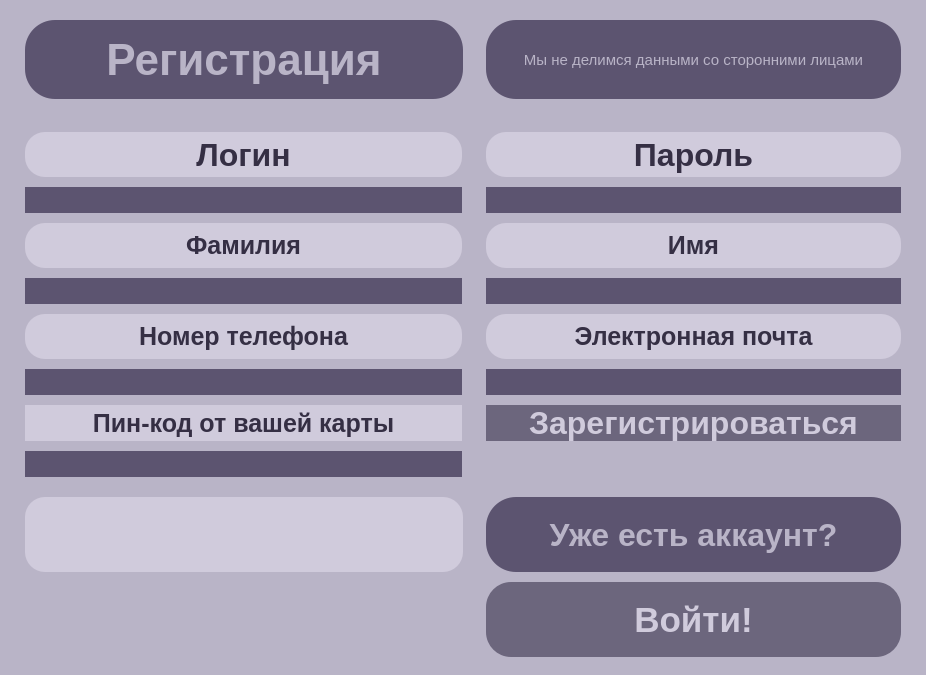
This is RegistrWindow/Registration.ui in EvelinComputer/LittleChat as Qt 5 draws it before an edit. The edited form follows.
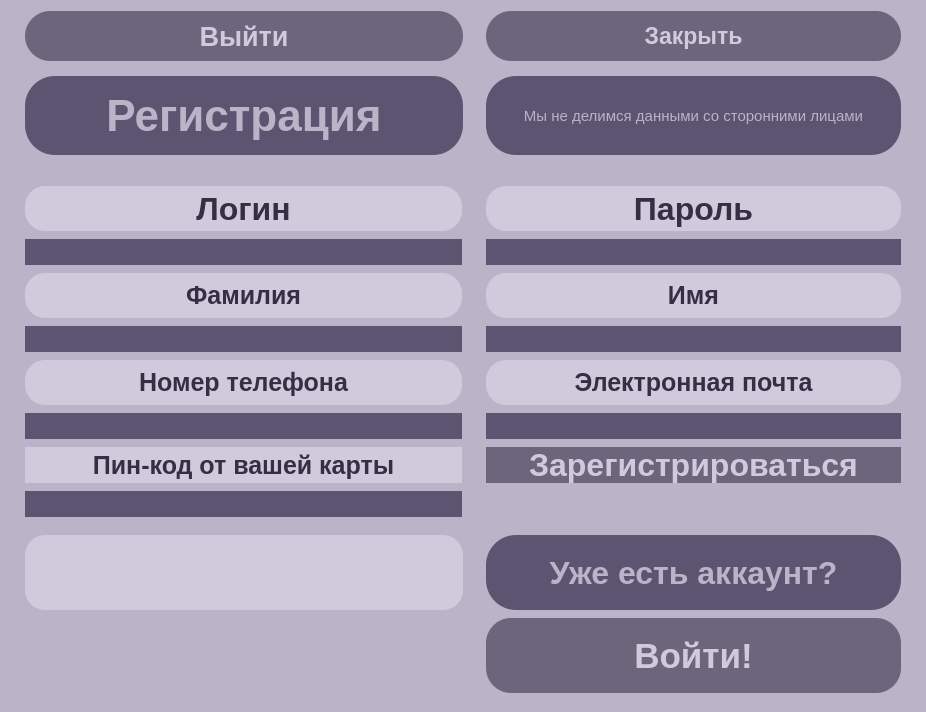
This is the edited form.

Patch:
```diff
--- a/RegistrWindow/Registration.ui
+++ b/RegistrWindow/Registration.ui
@@ -7,7 +7,7 @@
     <x>0</x>
     <y>0</y>
     <width>926</width>
-    <height>675</height>
+    <height>712</height>
    </rect>
   </property>
   <property name="windowTitle">
@@ -49,100 +49,92 @@
 }</string>
    </property>
    <layout class="QGridLayout" name="gridLayout">
-    <item row="0" column="0">
-     <spacer name="horizontalSpacer_2">
-      <property name="orientation">
-       <enum>Qt::Horizontal</enum>
-      </property>
-      <property name="sizeHint" stdset="0">
+    <item row="17" column="3">
+     <widget class="QPushButton" name="B_ToSignUp">
+      <property name="maximumSize">
        <size>
-        <width>40</width>
-        <height>20</height>
+        <width>600</width>
+        <height>75</height>
        </size>
       </property>
-     </spacer>
-    </item>
-    <item row="0" column="2">
-     <spacer name="horizontalSpacer">
-      <property name="orientation">
-       <enum>Qt::Horizontal</enum>
+      <property name="font">
+       <font>
+        <pointsize>26</pointsize>
+        <weight>75</weight>
+        <italic>false</italic>
+        <bold>true</bold>
+       </font>
       </property>
-      <property name="sizeHint" stdset="0">
-       <size>
-        <width>40</width>
-        <height>20</height>
-       </size>
+      <property name="text">
+       <string>Войти!</string>
       </property>
-     </spacer>
+     </widget>
     </item>
-    <item row="6" column="1">
-     <widget class="QLabel" name="L_PhoneNumber">
+    <item row="5" column="3">
+     <widget class="QLineEdit" name="LE_Password">
       <property name="minimumSize">
        <size>
-        <width>0</width>
-        <height>15</height>
+        <width>12</width>
+        <height>0</height>
        </size>
       </property>
       <property name="maximumSize">
        <size>
         <width>437</width>
-        <height>45</height>
+        <height>16777215</height>
        </size>
       </property>
       <property name="font">
        <font>
-        <pointsize>19</pointsize>
+        <pointsize>15</pointsize>
         <weight>75</weight>
         <bold>true</bold>
        </font>
       </property>
       <property name="styleSheet">
-       <string notr="true">background:  #D0CBDC;
-color: #352F44;
-border-radius: 20px; </string>
+       <string notr="true">background: #5C5470;
+	color: #B9B4C7;
+	border-radius: 30px; </string>
       </property>
-      <property name="text">
-       <string>Номер телефона</string>
+      <property name="echoMode">
+       <enum>QLineEdit::Password</enum>
       </property>
       <property name="alignment">
        <set>Qt::AlignCenter</set>
       </property>
      </widget>
     </item>
-    <item row="0" column="1">
-     <widget class="QLabel" name="T_Registration">
-      <property name="enabled">
-       <bool>true</bool>
-      </property>
+    <item row="2" column="3">
+     <widget class="QLabel" name="Info">
       <property name="minimumSize">
        <size>
-        <width>438</width>
+        <width>415</width>
         <height>79</height>
        </size>
       </property>
       <property name="maximumSize">
        <size>
-        <width>450</width>
+        <width>415</width>
         <height>64</height>
        </size>
       </property>
       <property name="font">
        <font>
-        <pointsize>33</pointsize>
-        <weight>75</weight>
-        <bold>true</bold>
+        <pointsize>11</pointsize>
+        <weight>50</weight>
+        <bold>false</bold>
        </font>
       </property>
       <property name="text">
-       <string>Регистрация</string>
+       <string>Мы не делимся данными со сторонними лицами</string>
       </property>
       <property name="alignment">
        <set>Qt::AlignCenter</set>
       </property>
      </widget>
     </item>
-    <item row="7" column="1">
-     <widget class="QLineEdit" name="LE_PhoneNumber">
+    <item row="14" column="1">
+     <widget class="QLineEdit" name="LE_Pincode">
       <property name="maximumSize">
        <size>
         <width>437</width>
@@ -161,12 +153,15 @@
 	color: #B9B4C7;
 	border-radius: 30px; </string>
       </property>
+      <property name="echoMode">
+       <enum>QLineEdit::Password</enum>
+      </property>
       <property name="alignment">
        <set>Qt::AlignCenter</set>
       </property>
      </widget>
     </item>
-    <item row="13" column="3">
+    <item row="15" column="3">
      <spacer name="verticalSpacer">
       <property name="orientation">
        <enum>Qt::Vertical</enum>
@@ -182,7 +177,41 @@
       </property>
      </spacer>
     </item>
-    <item row="6" column="3">
+    <item row="8" column="1">
+     <widget class="QLabel" name="L_PhoneNumber">
+      <property name="minimumSize">
+       <size>
+        <width>0</width>
+        <height>15</height>
+       </size>
+      </property>
+      <property name="maximumSize">
+       <size>
+        <width>437</width>
+        <height>45</height>
+       </size>
+      </property>
+      <property name="font">
+       <font>
+        <pointsize>19</pointsize>
+        <weight>75</weight>
+        <bold>true</bold>
+       </font>
+      </property>
+      <property name="styleSheet">
+       <string notr="true">background:  #D0CBDC;
+color: #352F44;
+border-radius: 20px; </string>
+      </property>
+      <property name="text">
+       <string>Номер телефона</string>
+      </property>
+      <property name="alignment">
+       <set>Qt::AlignCenter</set>
+      </property>
+     </widget>
+    </item>
+    <item row="8" column="3">
      <widget class="QLabel" name="L_Email">
       <property name="maximumSize">
        <size>
@@ -210,100 +239,7 @@
       </property>
      </widget>
     </item>
-    <item row="7" column="3">
-     <widget class="QLineEdit" name="LE_Email">
-      <property name="maximumSize">
-       <size>
-        <width>437</width>
-        <height>16777215</height>
-       </size>
-      </property>
-      <property name="font">
-       <font>
-        <pointsize>15</pointsize>
-        <weight>75</weight>
-        <bold>true</bold>
-       </font>
-      </property>
-      <property name="styleSheet">
-       <string notr="true">background: #5C5470;
-	color: #B9B4C7;
-	border-radius: 30px; </string>
-      </property>
-      <property name="alignment">
-       <set>Qt::AlignCenter</set>
-      </property>
-     </widget>
-    </item>
-    <item row="2" column="3">
-     <widget class="QLabel" name="T_Password">
-      <property name="minimumSize">
-       <size>
-        <width>12</width>
-        <height>15</height>
-       </size>
-      </property>
-      <property name="maximumSize">
-       <size>
-        <width>437</width>
-        <height>45</height>
-       </size>
-      </property>
-      <property name="font">
-       <font>
-        <pointsize>24</pointsize>
-        <weight>75</weight>
-        <bold>true</bold>
-       </font>
-      </property>
-      <property name="styleSheet">
-       <string notr="true">background:  #D0CBDC;
-color: #352F44;
-border-radius: 20px; </string>
-      </property>
-      <property name="text">
-       <string>Пароль</string>
-      </property>
-      <property name="alignment">
-       <set>Qt::AlignCenter</set>
-      </property>
-     </widget>
-    </item>
     <item row="3" column="1">
-     <widget class="QLineEdit" name="LE_Login">
-      <property name="minimumSize">
-       <size>
-        <width>12</width>
-        <height>0</height>
-       </size>
-      </property>
-      <property name="maximumSize">
-       <size>
-        <width>437</width>
-        <height>16777215</height>
-       </size>
-      </property>
-      <property name="font">
-       <font>
-        <pointsize>15</pointsize>
-        <weight>75</weight>
-        <bold>true</bold>
-       </font>
-      </property>
-      <property name="styleSheet">
-       <string notr="true">background: #5C5470;
-	color: #B9B4C7;
-	border-radius: 30px; </string>
-      </property>
-      <property name="alignment">
-       <set>Qt::AlignCenter</set>
-      </property>
-      <property name="dragEnabled">
-       <bool>false</bool>
-      </property>
-     </widget>
-    </item>
-    <item row="1" column="1">
      <spacer name="verticalSpacer_2">
       <property name="orientation">
        <enum>Qt::Vertical</enum>
@@ -319,7 +255,70 @@
       </property>
      </spacer>
     </item>
-    <item row="4" column="1">
+    <item row="2" column="2">
+     <spacer name="horizontalSpacer">
+      <property name="orientation">
+       <enum>Qt::Horizontal</enum>
+      </property>
+      <property name="sizeHint" stdset="0">
+       <size>
+        <width>40</width>
+        <height>20</height>
+       </size>
+      </property>
+     </spacer>
+    </item>
+    <item row="2" column="0">
+     <spacer name="horizontalSpacer_2">
+      <property name="orientation">
+       <enum>Qt::Horizontal</enum>
+      </property>
+      <property name="sizeHint" stdset="0">
+       <size>
+        <width>40</width>
+        <height>20</height>
+       </size>
+      </property>
+     </spacer>
+    </item>
+    <item row="6" column="4">
+     <spacer name="horizontalSpacer_3">
+      <property name="orientation">
+       <enum>Qt::Horizontal</enum>
+      </property>
+      <property name="sizeHint" stdset="0">
+       <size>
+        <width>40</width>
+        <height>20</height>
+       </size>
+      </property>
+     </spacer>
+    </item>
+    <item row="16" column="3">
+     <widget class="QLabel" name="T_YouAlreadyHaveAcc">
+      <property name="maximumSize">
+       <size>
+        <width>600</width>
+        <height>75</height>
+       </size>
+      </property>
+      <property name="font">
+       <font>
+        <pointsize>24</pointsize>
+        <weight>75</weight>
+        <italic>false</italic>
+        <bold>true</bold>
+       </font>
+      </property>
+      <property name="text">
+       <string>Уже есть аккаунт?</string>
+      </property>
+      <property name="alignment">
+       <set>Qt::AlignCenter</set>
+      </property>
+     </widget>
+    </item>
+    <item row="6" column="1">
      <widget class="QLabel" name="L_LastName">
       <property name="minimumSize">
        <size>
@@ -353,7 +352,41 @@
       </property>
      </widget>
     </item>
-    <item row="2" column="1">
+    <item row="6" column="3">
+     <widget class="QLabel" name="L_FirstName">
+      <property name="minimumSize">
+       <size>
+        <width>0</width>
+        <height>15</height>
+       </size>
+      </property>
+      <property name="maximumSize">
+       <size>
+        <width>437</width>
+        <height>45</height>
+       </size>
+      </property>
+      <property name="font">
+       <font>
+        <pointsize>19</pointsize>
+        <weight>75</weight>
+        <bold>true</bold>
+       </font>
+      </property>
+      <property name="styleSheet">
+       <string notr="true">background:  #D0CBDC;
+color: #352F44;
+border-radius: 20px; </string>
+      </property>
+      <property name="text">
+       <string>Имя</string>
+      </property>
+      <property name="alignment">
+       <set>Qt::AlignCenter</set>
+      </property>
+     </widget>
+    </item>
+    <item row="4" column="1">
      <widget class="QLabel" name="T_Login">
       <property name="minimumSize">
        <size>
@@ -387,48 +420,8 @@
       </property>
      </widget>
     </item>
-    <item row="3" column="3">
-     <widget class="QLineEdit" name="LE_Password">
-      <property name="minimumSize">
-       <size>
-        <width>12</width>
-        <height>0</height>
-       </size>
-      </property>
-      <property name="maximumSize">
-       <size>
-        <width>437</width>
-        <height>16777215</height>
-       </size>
-      </property>
-      <property name="font">
-       <font>
-        <pointsize>15</pointsize>
-        <weight>75</weight>
-        <bold>true</bold>
-       </font>
-      </property>
-      <property name="styleSheet">
-       <string notr="true">background: #5C5470;
-	color: #B9B4C7;
-	border-radius: 30px; </string>
-      </property>
-      <property name="echoMode">
-       <enum>QLineEdit::Password</enum>
-      </property>
-      <property name="alignment">
-       <set>Qt::AlignCenter</set>
-      </property>
-     </widget>
-    </item>
-    <item row="14" column="3">
-     <widget class="QLabel" name="T_YouAlreadyHaveAcc">
-      <property name="maximumSize">
-       <size>
-        <width>600</width>
-        <height>75</height>
-       </size>
-      </property>
+    <item row="12" column="3">
+     <widget class="QPushButton" name="B_Registration">
       <property name="font">
        <font>
         <pointsize>24</pointsize>
@@ -438,15 +431,37 @@
        </font>
       </property>
       <property name="text">
-       <string>Уже есть аккаунт?</string>
+       <string>Зарегистрироваться</string>
       </property>
+     </widget>
+    </item>
+    <item row="7" column="3">
+     <widget class="QLineEdit" name="LE_FirstName">
+      <property name="maximumSize">
+       <size>
+        <width>437</width>
+        <height>16777215</height>
+       </size>
+      </property>
+      <property name="font">
+       <font>
+        <pointsize>15</pointsize>
+        <weight>75</weight>
+        <bold>true</bold>
+       </font>
+      </property>
+      <property name="styleSheet">
+       <string notr="true">background: #5C5470;
+	color: #B9B4C7;
+	border-radius: 30px; </string>
+      </property>
       <property name="alignment">
        <set>Qt::AlignCenter</set>
       </property>
      </widget>
     </item>
-    <item row="12" column="1">
-     <widget class="QLineEdit" name="LE_Pincode">
+    <item row="9" column="1">
+     <widget class="QLineEdit" name="LE_PhoneNumber">
       <property name="maximumSize">
        <size>
         <width>437</width>
@@ -465,15 +480,12 @@
 	color: #B9B4C7;
 	border-radius: 30px; </string>
       </property>
-      <property name="echoMode">
-       <enum>QLineEdit::Password</enum>
-      </property>
       <property name="alignment">
        <set>Qt::AlignCenter</set>
       </property>
      </widget>
     </item>
-    <item row="5" column="1">
+    <item row="7" column="1">
      <widget class="QLineEdit" name="LE_LastName">
       <property name="maximumSize">
        <size>
@@ -504,11 +516,33 @@
       </property>
      </widget>
     </item>
+    <item row="16" column="1">
+     <widget class="QLabel" name="L_Error">
+      <property name="font">
+       <font>
+        <pointsize>20</pointsize>
+        <weight>75</weight>
+        <bold>true</bold>
+       </font>
+      </property>
+      <property name="styleSheet">
+       <string notr="true">background:  #D0CBDC;
+color: #6E677F;
+border-radius: 20px; </string>
+      </property>
+      <property name="text">
+       <string/>
+      </property>
+      <property name="alignment">
+       <set>Qt::AlignCenter</set>
+      </property>
+     </widget>
+    </item>
     <item row="4" column="3">
-     <widget class="QLabel" name="L_FirstName">
+     <widget class="QLabel" name="T_Password">
       <property name="minimumSize">
        <size>
-        <width>0</width>
+        <width>12</width>
         <height>15</height>
        </size>
       </property>
@@ -520,7 +554,7 @@
       </property>
       <property name="font">
        <font>
-        <pointsize>19</pointsize>
+        <pointsize>24</pointsize>
         <weight>75</weight>
         <bold>true</bold>
        </font>
@@ -531,15 +565,15 @@
 border-radius: 20px; </string>
       </property>
       <property name="text">
-       <string>Имя</string>
+       <string>Пароль</string>
       </property>
       <property name="alignment">
        <set>Qt::AlignCenter</set>
       </property>
      </widget>
     </item>
-    <item row="5" column="3">
-     <widget class="QLineEdit" name="LE_FirstName">
+    <item row="9" column="3">
+     <widget class="QLineEdit" name="LE_Email">
       <property name="maximumSize">
        <size>
         <width>437</width>
@@ -563,7 +597,7 @@
       </property>
      </widget>
     </item>
-    <item row="10" column="1">
+    <item row="12" column="1">
      <widget class="QLabel" name="T_Pincode">
       <property name="minimumSize">
        <size>
@@ -597,86 +631,80 @@
       </property>
      </widget>
     </item>
-    <item row="10" column="3">
-     <widget class="QPushButton" name="B_Registration">
+    <item row="5" column="1">
+     <widget class="QLineEdit" name="LE_Login">
+      <property name="minimumSize">
+       <size>
+        <width>12</width>
+        <height>0</height>
+       </size>
+      </property>
+      <property name="maximumSize">
+       <size>
+        <width>437</width>
+        <height>16777215</height>
+       </size>
+      </property>
       <property name="font">
        <font>
-        <pointsize>24</pointsize>
+        <pointsize>15</pointsize>
         <weight>75</weight>
-        <italic>false</italic>
         <bold>true</bold>
        </font>
       </property>
-      <property name="text">
-       <string>Зарегистрироваться</string>
+      <property name="styleSheet">
+       <string notr="true">background: #5C5470;
+	color: #B9B4C7;
+	border-radius: 30px; </string>
+      </property>
+      <property name="alignment">
+       <set>Qt::AlignCenter</set>
+      </property>
+      <property name="dragEnabled">
+       <bool>false</bool>
       </property>
      </widget>
     </item>
-    <item row="0" column="3">
-     <widget class="QLabel" name="Info">
+    <item row="2" column="1">
+     <widget class="QLabel" name="T_Registration">
+      <property name="enabled">
+       <bool>true</bool>
+      </property>
       <property name="minimumSize">
        <size>
-        <width>415</width>
+        <width>438</width>
         <height>79</height>
        </size>
       </property>
       <property name="maximumSize">
        <size>
-        <width>415</width>
+        <width>450</width>
         <height>64</height>
        </size>
       </property>
       <property name="font">
        <font>
-        <pointsize>11</pointsize>
-        <weight>50</weight>
-        <bold>false</bold>
-       </font>
-      </property>
-      <property name="text">
-       <string>Мы не делимся данными со сторонними лицами</string>
-      </property>
-      <property name="alignment">
-       <set>Qt::AlignCenter</set>
-      </property>
-     </widget>
-    </item>
-    <item row="15" column="3">
-     <widget class="QPushButton" name="B_ToSignUp">
-      <property name="maximumSize">
-       <size>
-        <width>600</width>
-        <height>75</height>
-       </size>
-      </property>
-      <property name="font">
-       <font>
-        <pointsize>26</pointsize>
+        <pointsize>33</pointsize>
         <weight>75</weight>
-        <italic>false</italic>
         <bold>true</bold>
        </font>
       </property>
       <property name="text">
-       <string>Войти!</string>
+       <string>Регистрация</string>
+      </property>
+      <property name="alignment">
+       <set>Qt::AlignCenter</set>
       </property>
      </widget>
     </item>
-    <item row="4" column="4">
-     <spacer name="horizontalSpacer_3">
-      <property name="orientation">
-       <enum>Qt::Horizontal</enum>
-      </property>
-      <property name="sizeHint" stdset="0">
+    <item row="1" column="1">
+     <widget class="QPushButton" name="B_Exit">
+      <property name="minimumSize">
        <size>
-        <width>40</width>
-        <height>20</height>
+        <width>0</width>
+        <height>50</height>
        </size>
       </property>
-     </spacer>
-    </item>
-    <item row="14" column="1">
-     <widget class="QLabel" name="L_Error">
       <property name="font">
        <font>
         <pointsize>20</pointsize>
@@ -684,16 +712,28 @@
         <bold>true</bold>
        </font>
       </property>
-      <property name="styleSheet">
-       <string notr="true">background:  #D0CBDC;
-color: #6E677F;
-border-radius: 20px; </string>
-      </property>
       <property name="text">
-       <string/>
+       <string>Выйти</string>
       </property>
-      <property name="alignment">
-       <set>Qt::AlignCenter</set>
+     </widget>
+    </item>
+    <item row="1" column="3">
+     <widget class="QPushButton" name="B_Close">
+      <property name="minimumSize">
+       <size>
+        <width>0</width>
+        <height>50</height>
+       </size>
+      </property>
+      <property name="font">
+       <font>
+        <pointsize>17</pointsize>
+        <weight>75</weight>
+        <bold>true</bold>
+       </font>
+      </property>
+      <property name="text">
+       <string>Закрыть</string>
       </property>
      </widget>
     </item>
```
